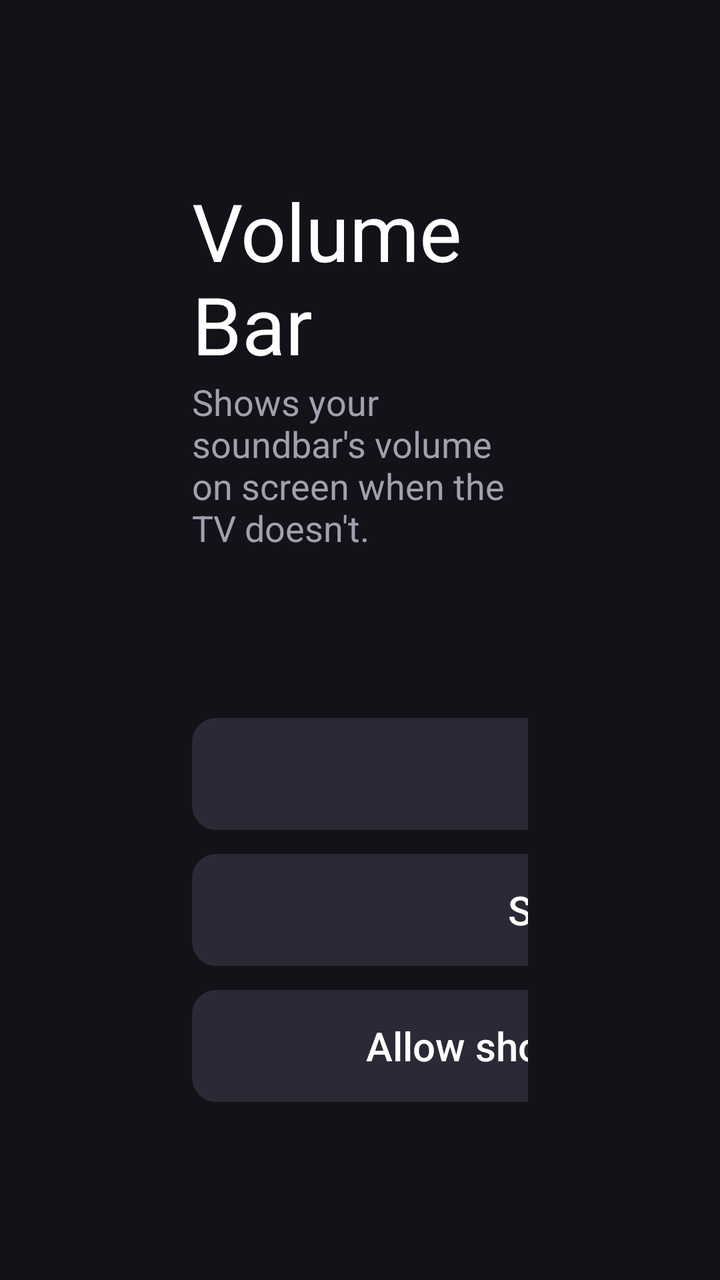
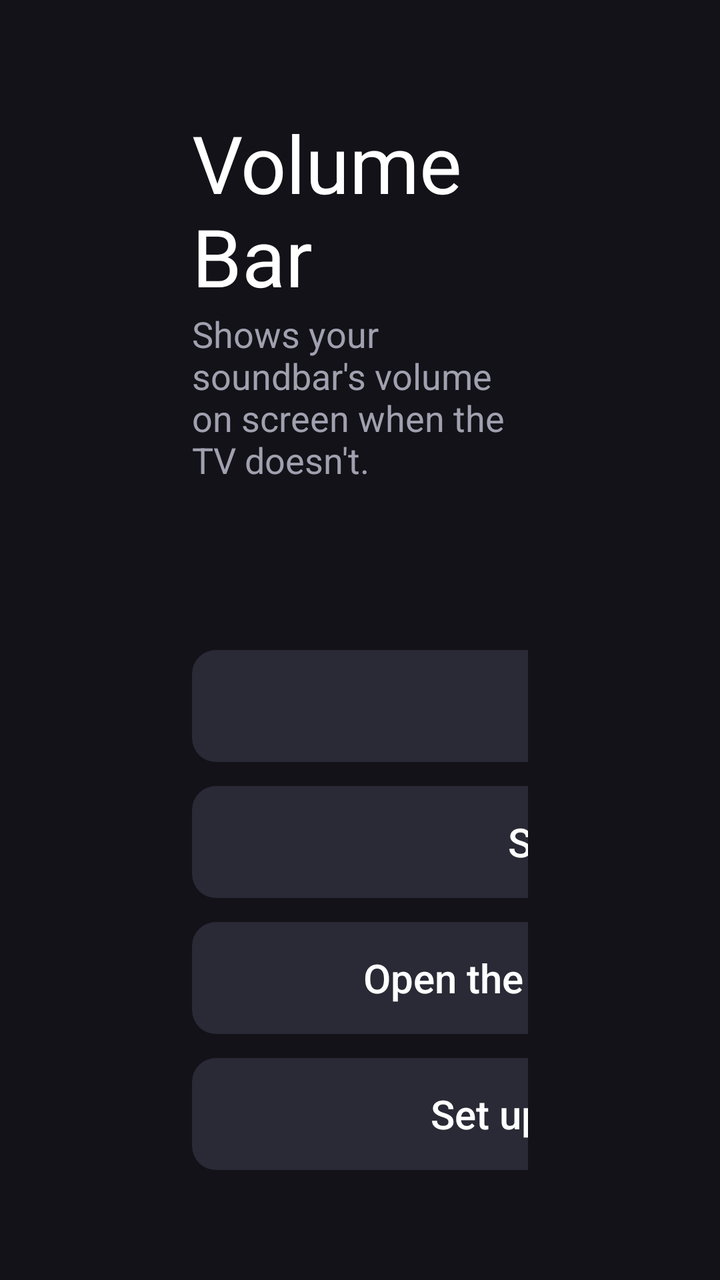

An Android layout rendered at two revisions. The XML below is the earlier revision; the diff shows what the commit changed to produce the second picture.
<!-- AndroidManifest.xml: application theme android:Theme.Material.NoActionBar.Fullscreen -->
<!-- res/layout/settings.xml -->
<?xml version="1.0" encoding="utf-8"?>
<LinearLayout xmlns:android="http://schemas.android.com/apk/res/android"
    android:layout_width="match_parent" android:layout_height="match_parent"
    android:orientation="vertical" android:gravity="center_vertical"
    android:paddingStart="96dp" android:paddingEnd="96dp"
    android:background="#FF121218">

    <TextView android:layout_width="wrap_content" android:layout_height="wrap_content"
        android:text="@string/app_name" android:textSize="40sp" android:textColor="#FFFFFFFF" />

    <TextView android:layout_width="wrap_content" android:layout_height="wrap_content"
        android:text="@string/tagline" android:textSize="18sp" android:textColor="#FFA0A0AF" />

    <TextView android:id="@+id/status" android:layout_width="wrap_content" android:layout_height="wrap_content"
        android:paddingTop="32dp" android:paddingBottom="12dp" android:textSize="20sp" />

    <TextView android:id="@+id/command" android:layout_width="wrap_content" android:layout_height="wrap_content"
        android:paddingBottom="12dp" android:textSize="18sp" android:textColor="#FFFFFFFF"
        android:fontFamily="monospace" android:visibility="gone"
        android:text="adb shell appops set com.muniv24.volumebar SYSTEM_ALERT_WINDOW allow" />

    <Button android:id="@+id/toggle" style="@style/TvButton" />
    <Button android:id="@+id/test" style="@style/TvButton" android:text="@string/test" />
    <Button android:id="@+id/allow" style="@style/TvButton" android:text="@string/allow" />
</LinearLayout>
<!-- resources referenced by this layout -->
<resources>
  <string name="allow">Allow show over other apps</string>
  <string name="app_name">Volume Bar</string>
  <string name="tagline">Shows your soundbar\'s volume on screen when the TV doesn\'t.</string>
  <string name="test">Show a test</string>
  <style name="TvButton">
          <item name="android:layout_width">420dp</item>
          <item name="android:layout_height">56dp</item>
          <item name="android:layout_marginTop">12dp</item>
          <item name="android:background">@drawable/tv_button</item>
          <item name="android:textColor">#FFFFFFFF</item>
          <item name="android:textSize">20sp</item>
          <item name="android:textAllCaps">false</item>
          <item name="android:stateListAnimator">@null</item>
      </style>
  <!-- drawable tv_button (drawable) -->
  <?xml version="1.0" encoding="utf-8"?>
  <selector xmlns:android="http://schemas.android.com/apk/res/android">
      <item android:state_focused="true">
          <shape><solid android:color="#FF7A3DB0" /><corners android:radius="12dp" /></shape>
      </item>
      <item>
          <shape><solid android:color="#FF2A2A36" /><corners android:radius="12dp" /></shape>
      </item>
  </selector>
</resources>

<!-- the commit's change to res/layout/settings.xml (unified diff, before → after) -->
@@ -12,14 +12,11 @@
         android:text="@string/tagline" android:textSize="18sp" android:textColor="#FFA0A0AF" />
 
     <TextView android:id="@+id/status" android:layout_width="wrap_content" android:layout_height="wrap_content"
-        android:paddingTop="32dp" android:paddingBottom="12dp" android:textSize="20sp" />
-
-    <TextView android:id="@+id/command" android:layout_width="wrap_content" android:layout_height="wrap_content"
-        android:paddingBottom="12dp" android:textSize="18sp" android:textColor="#FFFFFFFF"
-        android:fontFamily="monospace" android:visibility="gone"
-        android:text="adb shell appops set com.muniv24.volumebar SYSTEM_ALERT_WINDOW allow" />
+        android:paddingTop="32dp" android:paddingBottom="12dp" android:textSize="20sp"
+        android:lineSpacingExtra="4dp" />
 
     <Button android:id="@+id/toggle" style="@style/TvButton" />
     <Button android:id="@+id/test" style="@style/TvButton" android:text="@string/test" />
     <Button android:id="@+id/allow" style="@style/TvButton" android:text="@string/allow" />
+    <Button android:id="@+id/auto" style="@style/TvButton" android:text="@string/auto" />
 </LinearLayout>
<!-- resource entries referenced after the edit -->
@@ -1,7 +1,8 @@
 <!-- resources referenced by this layout -->
 <resources>
-  <string name="allow">Allow show over other apps</string>
+  <string name="allow">Open the permission screen</string>
   <string name="app_name">Volume Bar</string>
+  <string name="auto">Set up automatically</string>
   <string name="tagline">Shows your soundbar\'s volume on screen when the TV doesn\'t.</string>
   <string name="test">Show a test</string>
   <style name="TvButton">
